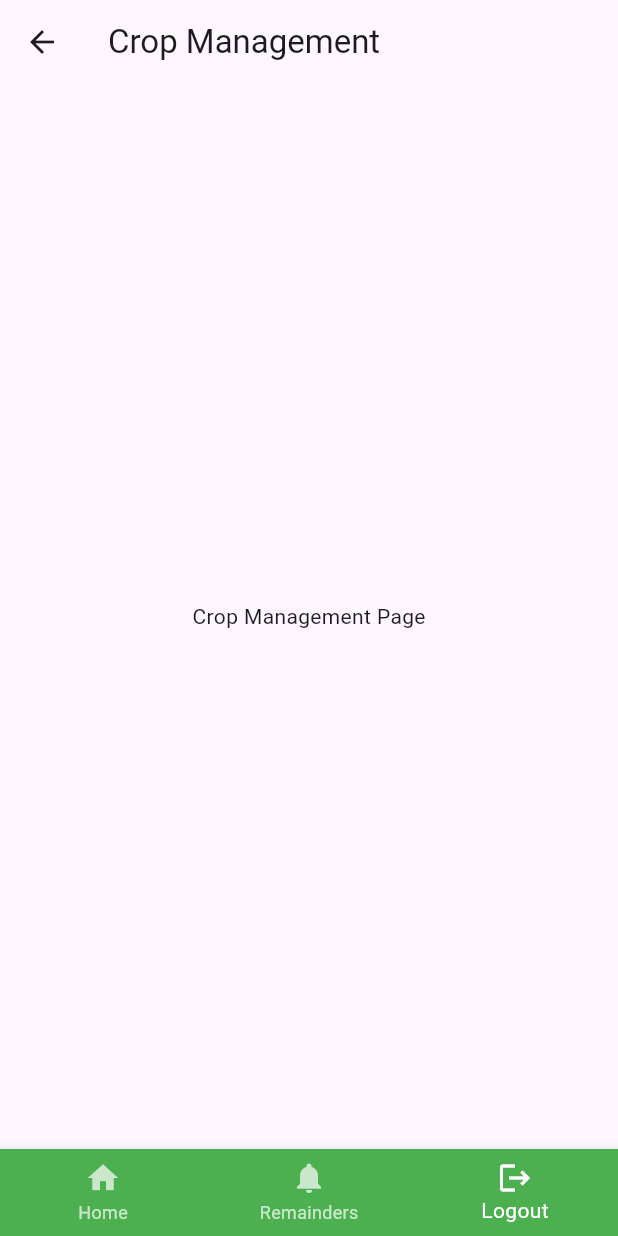
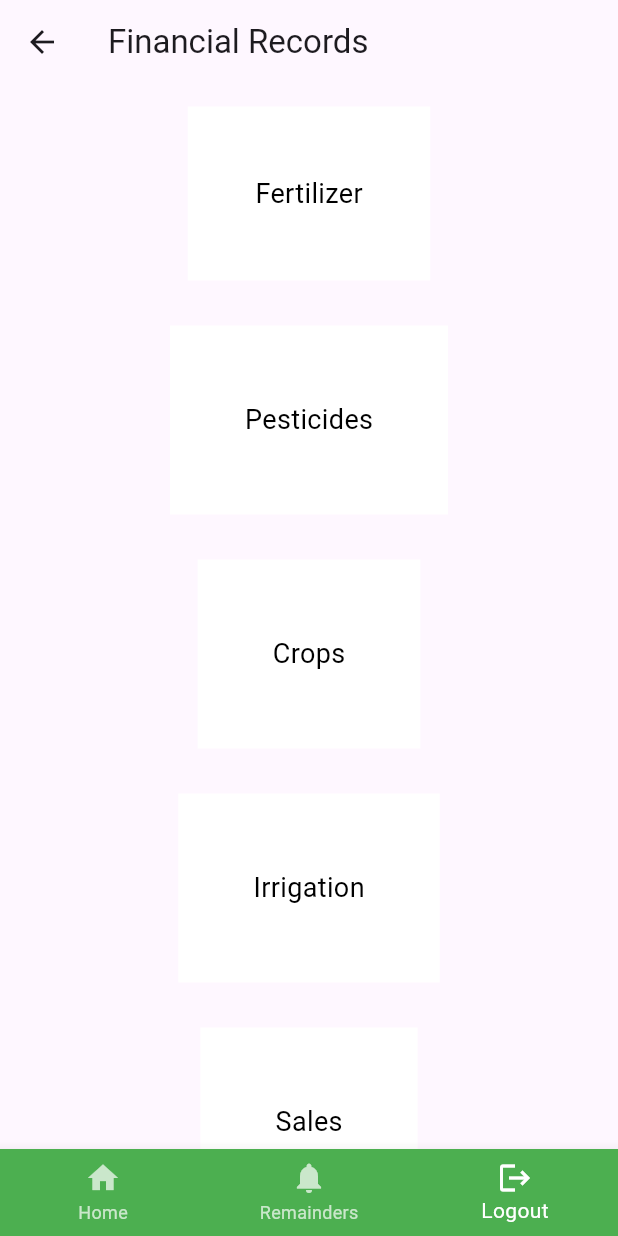
Before and after one commit to Righteous-Nthala/FARM-MANAGEMENT-SYSTEM, a Flutter app: the CropManagementPage screen opened directly, on a phone screen of 412 x 824 dp. Run offline on Flutter 3.47's test engine with Material 3 defaults, Android fonts, the phone set to English and light mode, and no system bars; our stand-ins replace firebase_auth, firebase_core, lottie; accounts and stored records are empty.

Commit message:
build widgets on the crop mangement page

```diff
--- a/farm_wise/lib/components/crop_management/files/home.dart
+++ b/farm_wise/lib/components/crop_management/files/home.dart
@@ -1,12 +1,96 @@
+import 'package:farm_wise/components/crop_management/files/crop.dart';
+import 'package:farm_wise/components/crop_management/files/fertilizer.dart';
+import 'package:farm_wise/components/crop_management/files/pesticides.dart';
+import 'package:farm_wise/components/crop_management/files/rrigation.dart';
+import 'package:farm_wise/components/crop_management/files/sales.dart';
 import 'package:flutter/material.dart';
 import 'package:farm_wise/components/utils/bottom_nav_bar.dart';
 
 class CropManagementPage extends StatelessWidget {
+  const CropManagementPage({super.key});
+
+  void navigateToPage(BuildContext context, Widget page) {
+    Navigator.push(
+      context,
+      MaterialPageRoute(builder: (context) => page),
+    );
+  }
+
   @override
   Widget build(BuildContext context) {
     return Scaffold(
-      appBar: AppBar(title: const Text('Crop Management')),
-      body: const Center(child: Text('Crop Management Page')),
+      appBar: AppBar(
+        title: const Text('Financial Records'),
+      ),
+      body: Center(
+        child: SingleChildScrollView(
+          child: Column(
+            mainAxisAlignment: MainAxisAlignment.center,
+            children: [
+              GestureDetector(
+                onTap: () => navigateToPage(context, FertilizerPage()),
+                child: Container(
+                  padding: const EdgeInsets.all(45),
+                  margin: const EdgeInsets.symmetric(vertical: 15),
+                  color: Colors.white,
+                  child: const Text(
+                    'Fertilizer',
+                    style: TextStyle(color: Colors.black, fontSize: 18),
+                  ),
+                ),
+              ),
+              GestureDetector(
+                onTap: () => navigateToPage(context, PesticidesPage()),
+                child: Container(
+                  padding: const EdgeInsets.all(50),
+                  margin: const EdgeInsets.symmetric(vertical: 15),
+                  color: Colors.white,
+                  child: const Text(
+                    'Pesticides',
+                    style: TextStyle(color: Colors.black, fontSize: 18),
+                  ),
+                ),
+              ),
+              GestureDetector(
+                onTap: () => navigateToPage(context, CropPage()),
+                child: Container(
+                  padding: const EdgeInsets.all(50),
+                  margin: const EdgeInsets.symmetric(vertical: 15),
+                  color: Colors.white,
+                  child: const Text(
+                    'Crops',
+                    style: TextStyle(color: Colors.black, fontSize: 18),
+                  ),
+                ),
+              ),
+              GestureDetector(
+                onTap: () => navigateToPage(context, rrigationPage()),
+                child: Container(
+                  padding: const EdgeInsets.all(50),
+                  margin: const EdgeInsets.symmetric(vertical: 15),
+                  color: Colors.white,
+                  child: const Text(
+                    'Irrigation',
+                    style: TextStyle(color: Colors.black, fontSize: 18),
+                  ),
+                ),
+              ),
+              GestureDetector(
+                onTap: () => navigateToPage(context, SalesPage()),
+                child: Container(
+                  padding: const EdgeInsets.all(50),
+                  margin: const EdgeInsets.symmetric(vertical: 15),
+                  color: Colors.white,
+                  child: const Text(
+                    'Sales',
+                    style: TextStyle(color: Colors.black, fontSize: 18),
+                  ),
+                ),
+              ),
+            ],
+          ),
+        ),
+      ),
       bottomNavigationBar: BottomNavBar(
         currentIndex: 2,
         onTabSelected: (int) {},
--- a/farm_wise/lib/components/home_page.dart
+++ b/farm_wise/lib/components/home_page.dart
@@ -1,6 +1,5 @@
 import 'package:flutter/material.dart';
 import 'dart:async';
-
 import 'utils/base_page.dart';
 import 'crop_management/files/home.dart';
 import 'livestock_management/files/home.dart';
@@ -71,7 +70,7 @@ class _HomePageState extends State<HomePage> {
               fit: BoxFit.contain,
             ),
           ),
-          title: Container(
+          title: SizedBox(
             width: double.infinity,
             height: 40,
             child: Center(
--- a/farm_wise/pubspec.yaml
+++ b/farm_wise/pubspec.yaml
@@ -71,7 +71,6 @@ flutter:
     - images/image4.jpeg
     - images/image5.jpeg
     - images/image6.jpeg
-    - images/image7.jpeg
     - images/image8.jpeg
     - images/image9.jpeg
     - images/image10.jpeg
```
Also changed, not shown: farm_wise/lib/components/crop_management/files/crop.dart (+16 -0 lines), farm_wise/lib/components/crop_management/files/fertilizer.dart (+16 -0 lines), farm_wise/lib/components/crop_management/files/pesticides.dart (+16 -0 lines), farm_wise/lib/components/crop_management/files/rrigation.dart (+16 -0 lines), farm_wise/lib/components/crop_management/files/sales.dart (+16 -0 lines), farm_wise/pubspec.lock, 2 other files.
